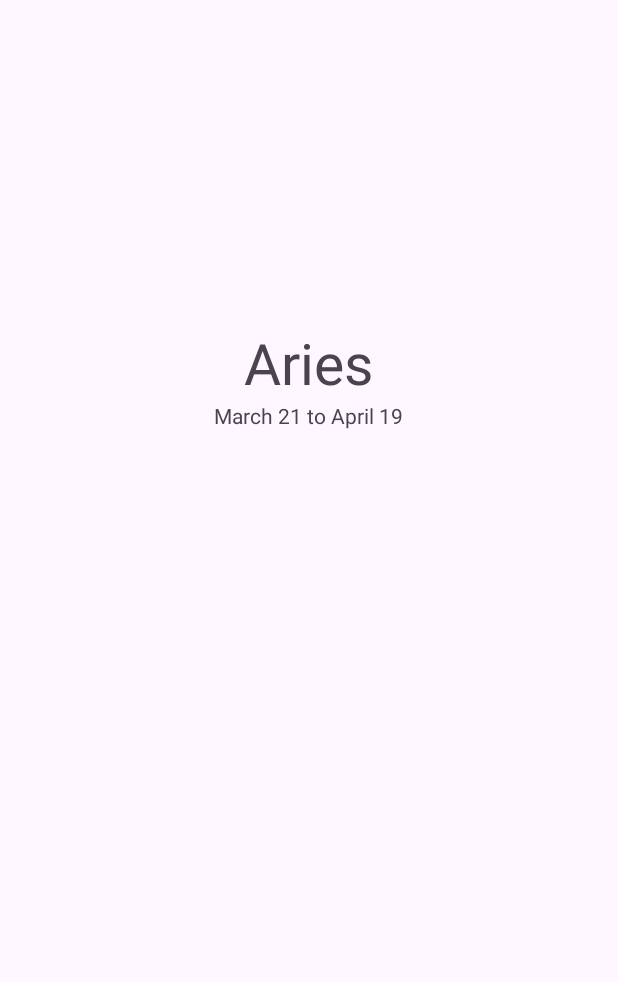
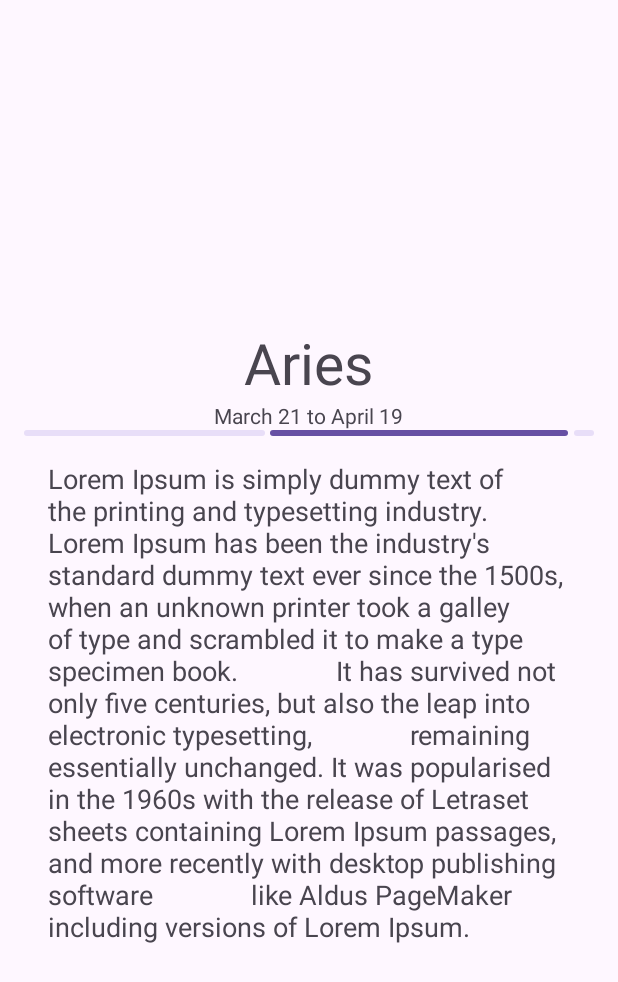
Before and after one commit to RafaelLibrero/Horoscopo, an Android app: the layout activity_detail.xml on its own in the app's theme, with its tools: preview values and no code run, on a phone screen of 412 x 824 dp. Shown: the top 982 px of the screen. Run offline under Robolectric (Android 15) with nearby library versions, the phone set to English and light mode, and no system bars.

```diff
--- a/app/src/main/AndroidManifest.xml
+++ b/app/src/main/AndroidManifest.xml
@@ -1,6 +1,8 @@
 <?xml version="1.0" encoding="utf-8"?>
 <manifest xmlns:android="http://schemas.android.com/apk/res/android"
     xmlns:tools="http://schemas.android.com/tools">
+
+    <uses-permission android:name="android.permission.INTERNET"/>
 
     <application
         android:allowBackup="true"
--- a/app/src/main/res/layout/activity_detail.xml
+++ b/app/src/main/res/layout/activity_detail.xml
@@ -5,10 +5,10 @@
     android:id="@+id/main"
     android:layout_width="match_parent"
     android:layout_height="match_parent"
-    tools:context=".activities.DetailActivity"
+    android:layout_margin="16dp"
+    android:gravity="center_horizontal"
     android:orientation="vertical"
-    android:gravity="center_horizontal"
-    android:layout_margin="16dp">
+    tools:context=".activities.DetailActivity">
 
     <ImageView
         android:id="@+id/ivIcon"
@@ -24,7 +24,35 @@
 
     <TextView
         android:id="@+id/tvDates"
-        tools:text="@string/horoscope_date_aries"
         android:layout_width="wrap_content"
-        android:layout_height="wrap_content" />
+        android:layout_height="wrap_content"
+        tools:text="@string/horoscope_date_aries" />
+
+    <com.google.android.material.progressindicator.LinearProgressIndicator
+        android:id="@+id/progressBar"
+        android:layout_width="match_parent"
+        android:layout_height="wrap_content"
+        android:indeterminate="true" />
+
+    <ScrollView
+        android:layout_width="match_parent"
+        android:layout_height="0dp"
+        android:layout_weight="1">
+
+        <TextView
+            android:id="@+id/horoscopeLuckTextView"
+            android:layout_width="wrap_content"
+            android:layout_height="wrap_content"
+            android:padding="16dp"
+            android:textSize="18sp"
+            tools:text="Lorem Ipsum is simply dummy text of the printing and typesetting industry.
+             Lorem Ipsum has been the industry's standard dummy text ever since the 1500s,
+             when an unknown printer took a galley of type and scrambled it to make a type specimen book.
+             It has survived not only five centuries, but also the leap into electronic typesetting,
+             remaining essentially unchanged. It was popularised in the 1960s with the release of Letraset
+             sheets containing Lorem Ipsum passages, and more recently with desktop publishing software
+             like Aldus PageMaker including versions of Lorem Ipsum." />
+
+    </ScrollView>
+
 </androidx.appcompat.widget.LinearLayoutCompat>
```
Also changed, not shown: app/src/main/java/com/example/horoscopo/activities/DetailActivity.kt (+54 -0 lines).
